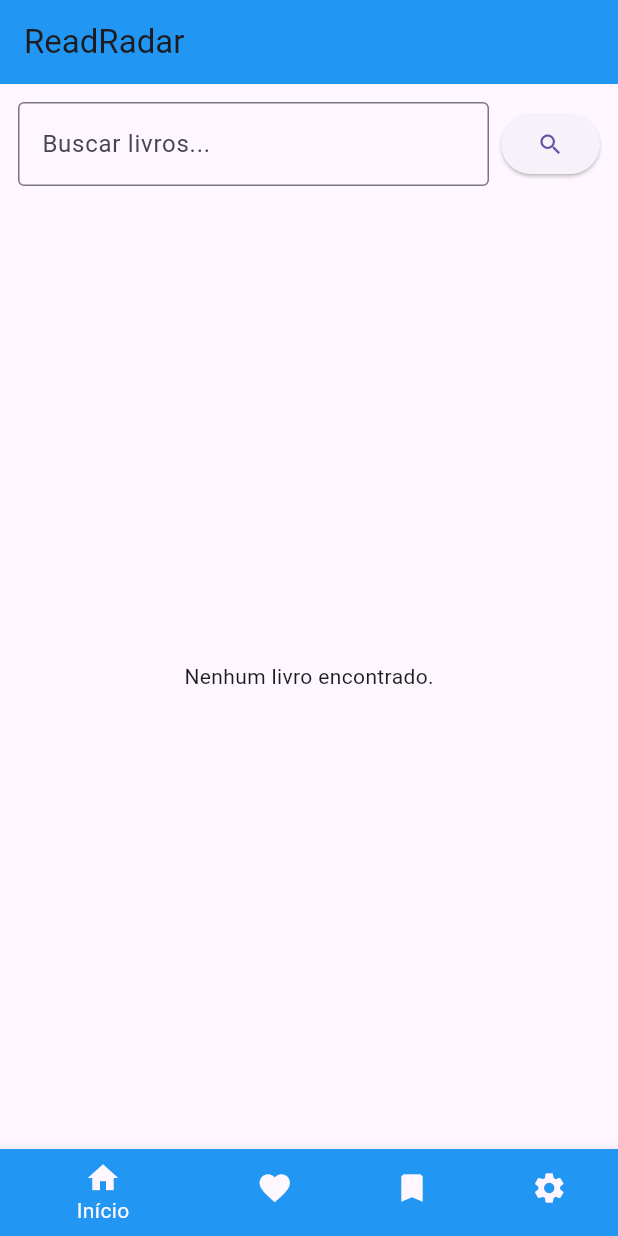
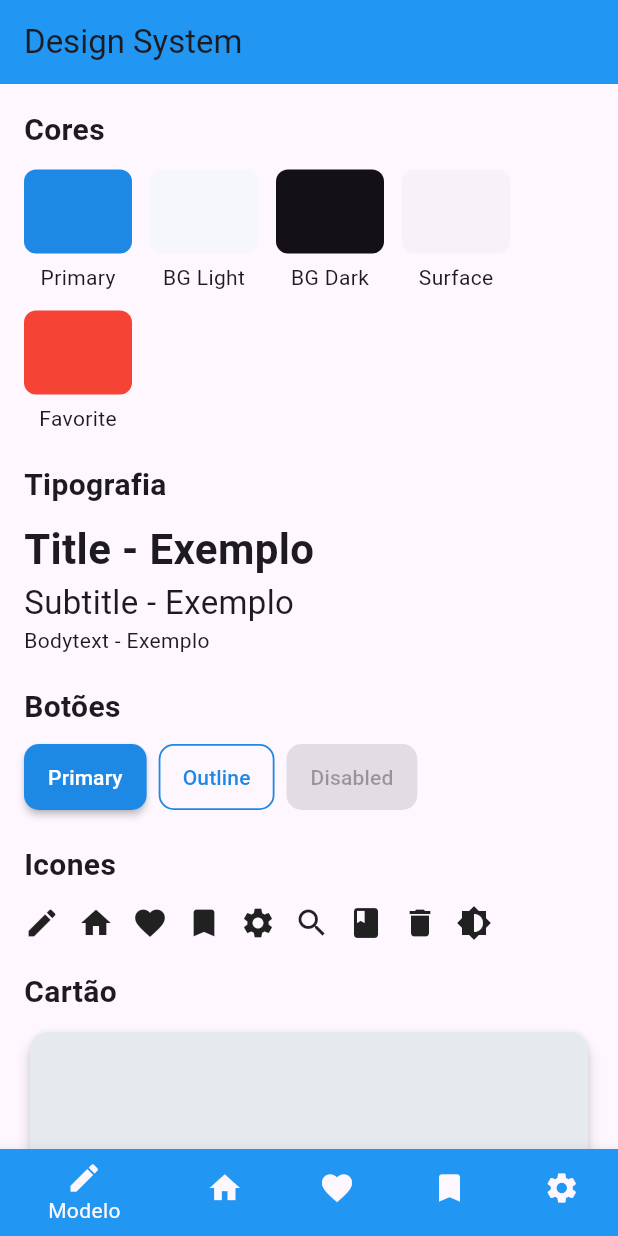
Before and after one commit to Nathan-PO/ProjetoReadRadar, a Flutter app: the screen it shows after launch, on a phone screen of 412 x 824 dp. Run offline on Flutter 3.47's test engine with Material 3 defaults, Android fonts, the phone set to English and light mode, and no system bars; our stand-ins replace shared_preferences; network calls fail; Roboto replaces fonts that are missing (Family).

Commit message:
Design system - Read Radar

```diff
--- /dev/null
+++ b/lib/design_system/button/button.dart
@@ -0,0 +1,99 @@
+import 'package:flutter/material.dart';
+import '../colors/colors.dart';
+import '../typography/typography.dart';
+
+enum AppButtonVariant { primary, secondary, outline }
+
+class AppButton extends StatelessWidget {
+  final String label;
+  final VoidCallback? onPressed;
+  final AppButtonVariant variant;
+  final bool enabled;
+  final Widget? leading;
+  final EdgeInsetsGeometry padding;
+
+  const AppButton({
+    Key? key,
+    required this.label,
+    required this.onPressed,
+    this.variant = AppButtonVariant.primary,
+    this.enabled = true,
+    this.leading,
+    this.padding = const EdgeInsets.symmetric(horizontal: 16, vertical: 12),
+  }) : super(key: key);
+
+  @override
+  Widget build(BuildContext context) {
+    //Definir cores
+    Color background;
+    Color foreground;
+    BorderSide? borderSide;
+
+    switch (variant) {
+      case AppButtonVariant.primary:
+        background = AppColors.primary;
+        foreground = AppColors.onPrimary;
+        borderSide = null;
+        break;
+      case AppButtonVariant.secondary:
+        background = AppColors.backgroundDark;
+        foreground = AppColors.onBackgroundDark;
+        borderSide = null;
+        break;
+      case AppButtonVariant.outline:
+        background = Colors.transparent;
+        foreground = AppColors.primary;
+        borderSide = BorderSide(color: AppColors.primary, width: 1.2);
+        break;
+    }
+
+    if (!enabled) {
+      background = AppColors.disabled;
+      foreground = Colors.white;
+    }
+
+    final ButtonStyle style = ElevatedButton.styleFrom(
+      backgroundColor: background,
+      foregroundColor: foreground,
+      padding: padding,
+      textStyle: AppTypography.lightTextTheme.labelLarge,
+      shape: RoundedRectangleBorder(borderRadius: BorderRadius.circular(10), side: borderSide ?? BorderSide.none),
+      elevation: variant == AppButtonVariant.outline ? 0 : 2,
+    );
+
+    // usar ElevatedButton para primary/secondary, OutlinedButton para outline para acessibilidade
+    if (variant == AppButtonVariant.outline) {
+      return OutlinedButton(
+        onPressed: enabled ? onPressed : null,
+        style: OutlinedButton.styleFrom(
+          side: borderSide,
+          padding: padding,
+          foregroundColor: foreground,
+          shape: RoundedRectangleBorder(borderRadius: BorderRadius.circular(10)),
+          textStyle: AppTypography.lightTextTheme.labelLarge,
+        ),
+        child: _buildChild(foreground),
+      );
+    }
+
+    return ElevatedButton(
+      onPressed: enabled ? onPressed : null,
+      style: style,
+      child: _buildChild(foreground),
+    );
+  }
+
+  Widget _buildChild(Color textColor) {
+    if (leading != null) {
+      return Row(
+        mainAxisSize: MainAxisSize.min,
+        children: [
+          leading!,
+          const SizedBox(width: 8),
+          Text(label),
+        ],
+      );
+    }
+    return Text(label);
+  }
+}
--- /dev/null
+++ b/lib/design_system/card_movie/card_movie.dart
@@ -0,0 +1,77 @@
+import 'package:flutter/material.dart';
+import '../colors/colors.dart';
+import '../typography/typography.dart';
+
+class CardMovie extends StatelessWidget {
+  final String title;
+  final String subtitle;
+  final String? imageUrl; // null para placeholder
+  final VoidCallback? onTap;
+  final double borderRadius;
+  final double elevation;
+
+  const CardMovie({
+    Key? key,
+    required this.title,
+    required this.subtitle,
+    this.imageUrl,
+    this.onTap,
+    this.borderRadius = 12,
+    this.elevation = 4,
+  }) : super(key: key);
+
+  @override
+  Widget build(BuildContext context) {
+    return InkWell(
+      onTap: onTap,
+      borderRadius: BorderRadius.circular(borderRadius),
+      child: Card(
+        elevation: elevation,
+        shape: RoundedRectangleBorder(borderRadius: BorderRadius.circular(borderRadius)),
+        clipBehavior: Clip.antiAlias,
+        child: Column(
+          crossAxisAlignment: CrossAxisAlignment.start,
+          children: [
+            // Placeholder
+            AspectRatio(
+              aspectRatio: 16 / 9,
+              child: imageUrl != null
+                  ? Image.network(
+                imageUrl!,
+                fit: BoxFit.cover,
+                errorBuilder: (context, error, stackTrace) => _placeholder(),
+                loadingBuilder: (context, child, progress) {
+                  if (progress == null) return child;
+                  return Center(
+                    child: CircularProgressIndicator(value: progress.expectedTotalBytes != null ? progress.cumulativeBytesLoaded / (progress.expectedTotalBytes ?? 1) : null),
+                  );
+                },
+              )
+                  : _placeholder(),
+            ),
+
+            Padding(
+              padding: const EdgeInsets.all(12),
+              child: Column(
+                crossAxisAlignment: CrossAxisAlignment.start,
+                children: [
+                  Text(title, style: AppTypography.lightTextTheme.titleLarge),
+                  const SizedBox(height: 6),
+                  Text(subtitle, style: AppTypography.lightTextTheme.bodyMedium),
+                  const SizedBox(height: 8),
+                ],
+              ),
+            ),
+          ],
+        ),
+      ),
+    );
+  }
+
+  Widget _placeholder() {
+    return Container(
+      color: AppColors.divider,
+      child: const Center(child: Icon(Icons.image, size: 48, color: Colors.white70)),
+    );
+  }
+}
--- /dev/null
+++ b/lib/design_system/colors/colors.dart
@@ -0,0 +1,28 @@
+import 'package:flutter/material.dart';
+
+class AppColors {
+  // Cores primarias
+  static const Color primary = Color(0xFF1E88E5); // azul
+  static const Color primaryVariant = Color(0xFF1565C0);
+
+  // Cores secundarias
+  static const Color backgroundDark = Color(0xFF131117); // preto
+  static const Color backgroundDarkVariant = Color(0xFF0A0A0E);
+
+  // Cor de fundo
+  static const Color background = Color(0xFFF5F7FA);
+  static const Color surface = Color(0xFFF7F2FA);
+
+  // Cores de textos e icones
+  static const Color onPrimary = Colors.white;
+  static const Color onBackgroundDark = Colors.black87;
+  static const Color onBackground = Color(0xFF111827);
+  static const Color onSurface = Color(0xFF111827);
+
+  // Cor de alertas
+  static const Color fav = Color(0xFFF54336);
+
+  // Cores neutras
+  static const Color disabled = Color(0xFFBDBDBD);
+  static const Color divider = Color(0xFFE6E9EE);
+}
--- /dev/null
+++ b/lib/design_system/icons/icons.dart
@@ -0,0 +1,14 @@
+import 'package:flutter/material.dart';
+
+class AppIcons {
+  // Atalho para icones Material
+  static const IconData home = Icons.home;
+  static const IconData search = Icons.search;
+  static const IconData favorite = Icons.favorite;
+  static const IconData bookmark = Icons.bookmark;
+  static const IconData settings = Icons.settings;
+  static const IconData arrowRight = Icons.arrow_forward;
+  static const IconData close = Icons.close;
+  static const IconData menu = Icons.menu;
+
+}
--- /dev/null
+++ b/lib/design_system/theme/theme.dart
@@ -0,0 +1,81 @@
+import 'package:flutter/material.dart';
+import '../colors/colors.dart';
+import '../typography/typography.dart';
+
+class AppTheme {
+  static ThemeData lightTheme = ThemeData(
+    brightness: Brightness.light,
+    primaryColor: AppColors.primary,
+    scaffoldBackgroundColor: AppColors.background,
+    colorScheme: const ColorScheme.light(
+      primary: AppColors.primary,
+      onPrimary: AppColors.onPrimary,
+      secondary: AppColors.backgroundDark,
+      onSecondary: AppColors.onBackgroundDark,
+      background: AppColors.background,
+      onBackground: AppColors.onBackground,
+      surface: AppColors.surface,
+      onSurface: AppColors.onSurface,
+      error: AppColors.fav,
+    ),
+    textTheme: AppTypography.lightTextTheme,
+    appBarTheme: const AppBarTheme(
+      backgroundColor: AppColors.primary,
+      foregroundColor: AppColors.onPrimary,
+      elevation: 2,
+      centerTitle: false,
+    ),
+    /*cardTheme: const CardTheme(
+      color: AppColors.surface,
+      elevation: 4,
+      shape: RoundedRectangleBorder(borderRadius: BorderRadius.all(Radius.circular(12))),
+      margin: EdgeInsets.symmetric(vertical: 8, horizontal: 0),
+    ),*/
+    elevatedButtonTheme: ElevatedButtonThemeData(
+      style: ElevatedButton.styleFrom(
+        backgroundColor: AppColors.primary,
+        foregroundColor: AppColors.onPrimary,
+        textStyle: AppTypography.lightTextTheme.labelSmall,
+        shape: RoundedRectangleBorder(borderRadius: BorderRadius.circular(10)),
+      ),
+    ),
+    outlinedButtonTheme: OutlinedButtonThemeData(
+      style: OutlinedButton.styleFrom(
+        foregroundColor: AppColors.primary,
+        side: const BorderSide(color: AppColors.primary),
+        shape: RoundedRectangleBorder(borderRadius: BorderRadius.circular(10)),
+        textStyle: AppTypography.lightTextTheme.labelSmall,
+      ),
+    ),
+    inputDecorationTheme: InputDecorationTheme(
+      filled: true,
+      fillColor: AppColors.surface,
+      contentPadding: const EdgeInsets.symmetric(horizontal: 12, vertical: 14),
+      border: OutlineInputBorder(borderRadius: BorderRadius.circular(10), borderSide: BorderSide.none),
+    ),
+    dividerColor: AppColors.divider,
+  );
+
+  static ThemeData darkTheme = ThemeData(
+    brightness: Brightness.dark,
+    primaryColor: AppColors.primaryVariant,
+    scaffoldBackgroundColor: Colors.black,
+    colorScheme: const ColorScheme.dark(
+      primary: AppColors.primaryVariant,
+      onPrimary: AppColors.onPrimary,
+      secondary: AppColors.backgroundDark,
+      onSecondary: AppColors.onBackgroundDark,
+      background: Colors.black,
+      onBackground: Colors.white,
+      surface: Color(0xFF111317),
+      onSurface: Colors.white,
+      error: AppColors.fav,
+    ),
+    textTheme: AppTypography.darkTextTheme,
+    appBarTheme: const AppBarTheme(
+      backgroundColor: AppColors.primaryVariant,
+      foregroundColor: AppColors.onPrimary,
+      elevation: 2,
+    ),
+  );
+}
--- /dev/null
+++ b/lib/design_system/typography/typography.dart
@@ -0,0 +1,34 @@
+import 'package:flutter/material.dart';
+import '../colors/colors.dart';
+
+
+class AppTypography {
+  // Fonte padrão
+  static const String fontFamily = 'Family';
+
+  // Título
+  static const TextStyle title = TextStyle(
+    fontFamily: fontFamily,
+    fontSize: 28,
+    fontWeight: FontWeight.w600,
+  );
+
+  // Subtítulo
+  static const TextStyle subtitle = TextStyle(
+    fontFamily: fontFamily,
+    fontSize: 22,
+    fontWeight: FontWeight.w400,
+  );
+
+  // Corpo de texto
+  static const TextStyle bodyText = TextStyle(
+    fontFamily: fontFamily,
+    fontSize: 14,
+    fontWeight: FontWeight.w400,
+  );
+
+  static TextTheme lightTextTheme = const TextTheme();
+
+  // Tema escuro (valores básicos)
+  static TextTheme darkTextTheme = const TextTheme();
+}
--- a/lib/main.dart
+++ b/lib/main.dart
@@ -1,11 +1,20 @@
-import 'package:flutter/material.dart';
+import 'package:flutter/material.dart'; ///Android
+
+///
 import 'models/book.dart';
+
+///Telas
 import 'screens/home_screen.dart';
 import 'screens/favorites_screen.dart';
 import 'screens/saved_screen.dart';
 import 'screens/settings_screen.dart';
 import 'screens/book_details_screen.dart';
+import 'screens/design_system_screen.dart';
+
+///Dados
 import 'data/books_data.dart';
+
+///Serviços
 import 'services/book_api_service.dart';
 import 'services/favorite_service.dart';
 import 'services/saved_service.dart';
@@ -130,6 +139,9 @@ class _ReadRadarAppState extends State<ReadRadarApp> {
   @override
   Widget build(BuildContext context) {
     final screens = [
+      DesignSystemScreen(
+
+      ),
       HomeScreen(
         books: _books,
         favoriteBooks: _favoriteBooks,
@@ -168,7 +180,7 @@ class _ReadRadarAppState extends State<ReadRadarApp> {
     return MaterialApp(
       title: 'ReadRadar',
       debugShowCheckedModeBanner: false,
-      navigatorKey: navigatorKey, // ADICIONADO AQUI
+      navigatorKey: navigatorKey,
       themeMode: _themeMode,
       theme: ThemeData.light(),
       darkTheme: ThemeData.dark(),
@@ -180,6 +192,11 @@ class _ReadRadarAppState extends State<ReadRadarApp> {
             setState(() => _selectedIndex = index);
           },
           items: const [
+            BottomNavigationBarItem(
+              icon: Icon(Icons.edit),
+              label: 'Modelo',
+              backgroundColor: Colors.blue,
+            ),
             BottomNavigationBarItem(
               icon: Icon(Icons.home),
               label: 'Início',
--- /dev/null
+++ b/lib/screens/design_system_screen.dart
@@ -0,0 +1,84 @@
+import 'package:flutter/material.dart';
+import '../design_system/colors/colors.dart';
+import '../design_system/icons/icons.dart';
+import '../design_system/button/button.dart';
+import '../design_system/card_movie/card_movie.dart';
+import '../design_system/typography/typography.dart';
+
+class DesignSystemScreen extends StatelessWidget {
+  const DesignSystemScreen({Key? key}) : super(key: key);
+
+  @override
+  Widget build(BuildContext context) {
+    final t = Theme.of(context).textTheme;
+
+    return Scaffold(
+      appBar: AppBar(
+        title: const Text('Design System'),
+        backgroundColor: Colors.blue,
+      ),
+      body: SingleChildScrollView(
+        padding: const EdgeInsets.all(16),
+        child: Column(crossAxisAlignment: CrossAxisAlignment.start, children: [
+          const Text('Cores', style: TextStyle(fontSize: 20, fontWeight: FontWeight.bold)),
+          const SizedBox(height: 12),
+          Wrap(spacing: 12, runSpacing: 12, children: [
+            _colorTile('Primary', AppColors.primary),
+            _colorTile('BG Light', AppColors.background),
+            _colorTile('BG Dark', AppColors.backgroundDark),
+            _colorTile('Surface', AppColors.surface),
+            _colorTile('Favorite', AppColors.fav),
+          ]),
+          const SizedBox(height: 20),
+
+          const Text('Tipografia', style: TextStyle(fontSize: 20, fontWeight: FontWeight.bold)),
+          const SizedBox(height: 8),
+          Text('Title - Exemplo', style: AppTypography.title),
+          Text('Subtitle - Exemplo', style: AppTypography.subtitle),
+          Text('Bodytext - Exemplo', style: AppTypography.bodyText),
+          const SizedBox(height: 20),
+
+          const Text('Botões', style: TextStyle(fontSize: 20, fontWeight: FontWeight.bold)),
+          const SizedBox(height: 8),
+          Wrap(spacing: 8, children: [
+            AppButton(label: 'Primary', onPressed: () {}, variant: AppButtonVariant.primary),
+            //AppButton(label: 'backgroundDark', onPressed: () {}, variant: AppButtonVariant.secondary),
+            AppButton(label: 'Outline', onPressed: () {}, variant: AppButtonVariant.outline),
+            AppButton(label: 'Disabled', onPressed: () {}, enabled: false),
+          ]),
+          const SizedBox(height: 20),
+          const Text('Icones', style: TextStyle(fontSize: 20, fontWeight: FontWeight.bold)),
+          const SizedBox(height: 12),
+          Wrap(spacing: 12, runSpacing: 12, children: [
+            Icon(Icons.edit),
+            Icon(Icons.home),
+            Icon(Icons.favorite),
+            Icon(Icons.bookmark),
+            Icon(Icons.settings),
+            Icon(Icons.search),
+            Icon(Icons.book),
+            Icon(Icons.delete),
+            Icon(Icons.brightness_6),
+          ]),
+          const SizedBox(height: 20),
+
+          const Text('Cartão', style: TextStyle(fontSize: 20, fontWeight: FontWeight.bold)),
+          const SizedBox(height: 8),
+          CardMovie(title: 'Título Exemplo', subtitle: 'Subtítulo do item', imageUrl: null, onTap: () {}),
+
+        ]),
+      ),
+    );
+  }
+
+  Widget _colorTile(String label, Color color) {
+    return Column(
+      mainAxisSize: MainAxisSize.min,
+      children: [
+        Container(width: 72, height: 56, decoration: BoxDecoration(color: color, borderRadius: BorderRadius.circular(8))),
+        const SizedBox(height: 6),
+        Text(label),
+      ],
+    );
+  }
+}
--- a/lib/screens/favorites_screen.dart
+++ b/lib/screens/favorites_screen.dart
@@ -24,7 +24,7 @@ class FavoritesScreen extends StatelessWidget {
           IconButton(
             icon: const Icon(Icons.delete),
             onPressed: () {
-              // lógica para excluir todos os favoritos pode ser tratada fora
+              // lógica para excluir
             },
           ),
         ],
--- a/lib/screens/settings_screen.dart
+++ b/lib/screens/settings_screen.dart
@@ -1,4 +1,5 @@
 import 'package:flutter/material.dart';
+import '../design_system/button/button.dart';
 
 class SettingsScreen extends StatefulWidget {
   final VoidCallback onToggleTheme;
@@ -61,7 +62,7 @@ class _SettingsScreenState extends State<SettingsScreen> {
               ),
             ),
             const SizedBox(height: 10),
-            ElevatedButton(
+            ElevatedButton (
               onPressed: _saveName,
               child: const Text('Salvar'),
             ),
```
Also changed, not shown: lib/screens/saved_screen.dart (+0 -40 lines).
